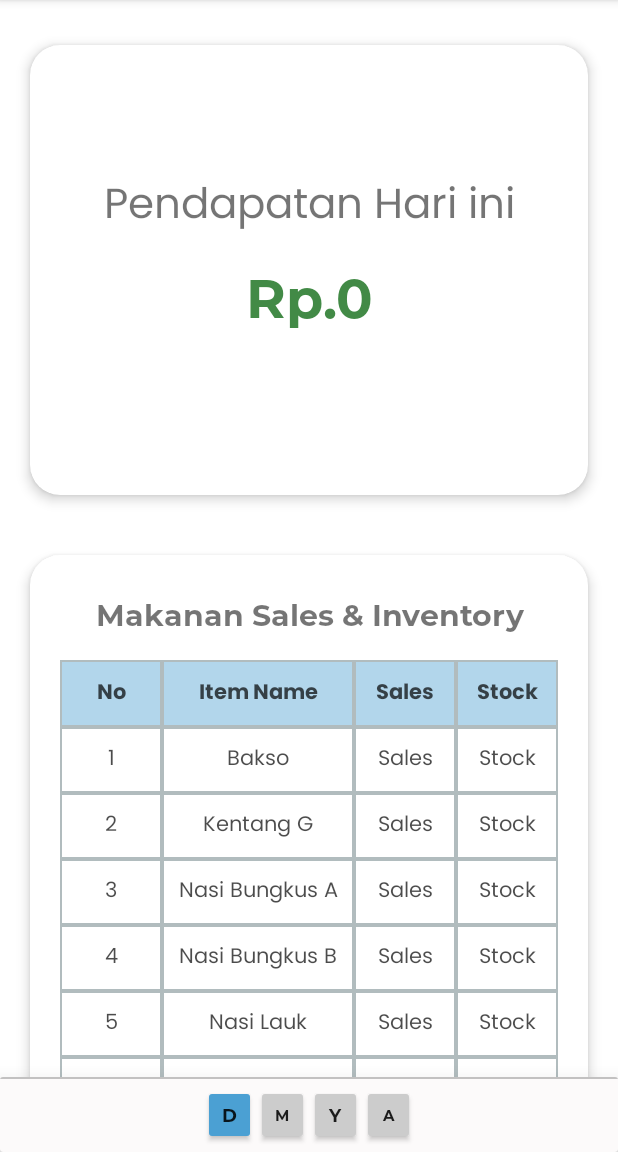
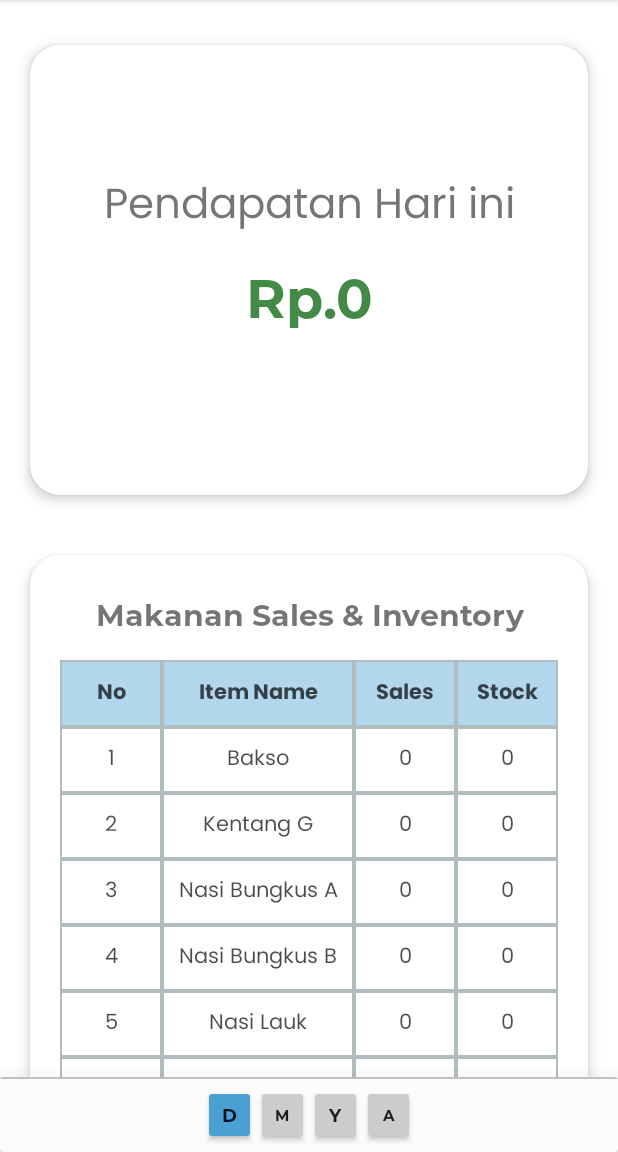
Before and after one commit to fajrulalam/dashboard-and-inventory, an Android app: the screen it shows after launch (MainActivity), on a phone screen of 412 x 824 dp, the part 84-1236 px from its top. Run offline under Robolectric (Android 15) with nearby library versions, the phone set to English and light mode, and no system bars; our stand-ins replace Firebase (no records; nobody signed in at launch, a user with empty details on screens opened directly).

Commit message:
adding dynamic components

```diff
--- a/app/src/main/java/com/example/dashboardandinventory/MainActivity.java
+++ b/app/src/main/java/com/example/dashboardandinventory/MainActivity.java
@@ -10,6 +10,7 @@ import android.app.Activity;
 import android.content.res.ColorStateList;
 import android.graphics.Color;
 import android.os.Bundle;
+import android.os.Handler;
 import android.util.Log;
 import android.view.View;
 import android.widget.Button;
@@ -110,26 +111,42 @@ public class MainActivity extends AppCompatActivity {
         //Define Makanan Table
         baksoSales = findViewById(R.id.sales_1);
         baksoStock = findViewById(R.id.stock_1);
-
             kentangSales = findViewById(R.id.sales_2);
             kentangStock = findViewById(R.id.stock_2);
-
         nasbungASales = findViewById(R.id.sales_3);
         nasbungAStock = findViewById(R.id.stock_3);
-
             nasbungBSales = findViewById(R.id.sales_4);
             nasbungBStock = findViewById(R.id.stock_4);
-
         nasiLaukSales = findViewById(R.id.sales_5);
         nasiLaukStock = findViewById(R.id.stock_5);
-
             popmieSales = findViewById(R.id.sales_6);
             popmieStock = findViewById(R.id.stock_6);
-
         siomaySales = findViewById(R.id.sales_7);
         siomayStock = findViewById(R.id.stock_7);
 
         //Define Minuman Table
+        aquaSales = findViewById(R.id.sales2_1);
+        aquaStock = findViewById(R.id.stock2_1);
+            cocaColaSales = findViewById(R.id.sales2_2);
+            cocaColaStock = findViewById(R.id.stock2_2);
+        esKopiDurianSales = findViewById(R.id.sales2_3);
+        esKopiDurianStock = findViewById(R.id.stock2_3);
+            fantaSales = findViewById(R.id.sales2_4);
+            fantaStock = findViewById(R.id.stock2_4);
+        fresteaSales = findViewById(R.id.sales2_5);
+        fresteaStock = findViewById(R.id.stock2_5);
+            kopiHitamSales = findViewById(R.id.sales2_6);
+            kopiHitamStock = findViewById(R.id.stock2_6);
+        miloSales = findViewById(R.id.sales2_7);
+        miloStock = findViewById(R.id.stock2_7);
+            spriteSales = findViewById(R.id.sales2_8);
+            spriteStock = findViewById(R.id.stock2_8);
+        tehGelasSales = findViewById(R.id.sales2_9);
+        tehGelasStock = findViewById(R.id.stock2_9);
+            tehPucukHarumSales = findViewById(R.id.sales2_10);
+            tehPucukHarumStock = findViewById(R.id.stock2_10);
+
+
 
         reff = FirebaseDatabase.getInstance("https://point-of-sales-app-25e2b-default-rtdb.asia-southeast1.firebasedatabase.app/").getReference().child("TransacationDetail");
         reffStock = FirebaseDatabase.getInstance("https://point-of-sales-app-25e2b-default-rtdb.asia-southeast1.firebasedatabase.app/").getReference().child("StockCount");
@@ -196,6 +213,26 @@ public class MainActivity extends AppCompatActivity {
                 reff.addListenerForSingleValueEvent(minumanQuery);
                 break;
         }
+        new Handler().postDelayed(new Runnable() {
+            @Override
+            public void run() {
+                changeValue();
+
+            }
+        }, 2000);
+
+        new Handler().postDelayed(new Runnable() {
+            @Override
+            public void run() {
+                makananSales.clear();
+                makananInventory.clear();
+                minumanInventory.clear();
+                minumanSales.clear();
+            }
+        }, 3000);
+
+
+        Toast.makeText(this, "Query is done... did it work?", Toast.LENGTH_SHORT).show();
     }
 
     public void InsertMenu() {
@@ -220,6 +257,8 @@ public class MainActivity extends AppCompatActivity {
         minumanList.add("Sprite");
         minumanList.add("Teh Gelas");
         minumanList.add("Teh Pucuk Harum"); //10
+
+        Log.i("Menu:", "Has been successfully inserted");
 
         //Populate Inventory and Sales List
 //        int i = 0;
@@ -247,9 +286,10 @@ public class MainActivity extends AppCompatActivity {
                     int i = 0;
                     while (i < makananList.size()) {
                         makanan_string = makananList.get(i);
-                        Query foodSalesQuery = reff.startAt(makanan_string).endAt(makanan_string+"\uf8ff");
-                        Query foodInventoryQuery = reffStock.startAt(makanan_string).endAt(makanan_string+"\uf8ff");
 
+                        Query foodSalesQuery = reff.orderByChild("itemID").startAt(makanan_string).endAt(makanan_string+"\uf8ff");
+                        Query foodInventoryQuery = reffStock.orderByChild("itemID").startAt(makanan_string).endAt(makanan_string+"\uf8ff");
+                        Log.i("Query terisi", "makanan query");
                         foodSalesQuery.addListenerForSingleValueEvent(makananSalesQuery);
                         foodInventoryQuery.addListenerForSingleValueEvent(makananInventoryQuery);
                         i++;
@@ -276,9 +316,10 @@ public class MainActivity extends AppCompatActivity {
                     int pValue = Integer.parseInt(String.valueOf(subtotal));
                     sales += pValue;
                     makananSales.add(sales);
+                    Log.i("Query terisi", "makanan sales query");
                 }
             } else {
-
+                makananSales.add(0);
             }
         }
 
@@ -303,6 +344,7 @@ public class MainActivity extends AppCompatActivity {
                     makananInventory.add(inventory);
                 }
             } else {
+                makananInventory.add(0);
 
             }
         };
@@ -323,9 +365,9 @@ public class MainActivity extends AppCompatActivity {
                     Map<String, Object> map = (Map<String, Object>) snapshot.getValue();
                     int i = 0;
                     while (i < minumanList.size()) {
-                        minuman_string = makananList.get(i);
-                        Query drinksSalesQuery = reff.startAt(minuman_string).endAt(minuman_string+"\uf8ff");
-                        Query drinksInventoryQuery = reffStock.startAt(minuman_string).endAt(minuman_string+"\uf8ff");
+                        minuman_string = minumanList.get(i);
+                        Query drinksSalesQuery = reff.orderByChild("itemID").startAt(minuman_string).endAt(minuman_string+"\uf8ff");
+                        Query drinksInventoryQuery = reffStock.orderByChild("itemID").startAt(minuman_string).endAt(minuman_string+"\uf8ff");
 
                         drinksSalesQuery.addListenerForSingleValueEvent(minumanSalesQuery);
                         drinksInventoryQuery.addListenerForSingleValueEvent(minumanInventoryQuery);
@@ -356,6 +398,7 @@ public class MainActivity extends AppCompatActivity {
                     minumanSales.add(sales);
                 }
             } else {
+                minumanInventory.add(0);
 
             }
         }
@@ -380,6 +423,7 @@ public class MainActivity extends AppCompatActivity {
                     minumanInventory.add(invetory);
                 }
             } else {
+                minumanInventory.add(0);
 
             }
 
@@ -394,6 +438,46 @@ public class MainActivity extends AppCompatActivity {
     //Change Table Sales and Stock Value
 
     public void changeValue() {
+
+        //Makanan
+        baksoSales.setText(String.valueOf(makananSales.get(0)));
+        baksoStock.setText(String.valueOf(makananInventory.get(0)));
+                                                                        kentangSales.setText(String.valueOf(makananSales.get(1)));
+                                                                        kentangStock.setText(String.valueOf(makananInventory.get(1)));
+        nasbungASales.setText(String.valueOf(makananSales.get(2)));
+        nasbungAStock.setText(String.valueOf(makananInventory.get(2)));
+                                                                        nasbungBSales.setText(String.valueOf(makananSales.get(3)));
+                                                                        nasbungBStock.setText(String.valueOf(makananInventory.get(3)));
+        nasiLaukSales.setText(String.valueOf(makananSales.get(4)));
+        nasiLaukStock.setText(String.valueOf(makananInventory.get(4)));
+                                                                        popmieSales.setText(String.valueOf(makananSales.get(5)));
+                                                                        popmieStock.setText(String.valueOf(makananInventory.get(5)));
+        siomaySales.setText(String.valueOf(makananSales.get(6)));
+        siomayStock.setText(String.valueOf(makananInventory.get(6)));
+
+
+
+        //Minuman
+        aquaSales.setText(String.valueOf(minumanSales.get(0)));
+        aquaStock.setText(String.valueOf(minumanInventory.get(0)));
+                                                                        cocaColaSales.setText(String.valueOf(minumanSales.get(1)));
+                                                                        cocaColaStock.setText(String.valueOf(minumanInventory.get(1)));
+        esKopiDurianSales.setText(String.valueOf(minumanSales.get(2)));
+        esKopiDurianStock.setText(String.valueOf(minumanInventory.get(2)));
+                                                                        fantaSales.setText(String.valueOf(minumanSales.get(3)));
+                                                                        fantaStock.setText(String.valueOf(minumanInventory.get(3)));
+        fresteaSales.setText(String.valueOf(minumanSales.get(4)));
+        fresteaStock.setText(String.valueOf(minumanInventory.get(4)));
+                                                                        kopiHitamSales.setText(String.valueOf(minumanSales.get(5)));
+                                                                        kopiHitamStock.setText(String.valueOf(minumanInventory.get(5)));
+        miloSales.setText(String.valueOf(minumanSales.get(6)));
+        miloStock.setText(String.valueOf(minumanInventory.get(6)));
+                                                                        spriteSales.setText(String.valueOf(minumanSales.get(7)));
+                                                                        spriteStock.setText(String.valueOf(minumanInventory.get(7)));
+        tehGelasSales.setText(String.valueOf(minumanSales.get(8)));
+        tehGelasStock.setText(String.valueOf(minumanInventory.get(8)));
+                                                                        tehPucukHarumSales .setText(String.valueOf(minumanSales.get(9)));
+                                                                        tehPucukHarumStock .setText(String.valueOf(minumanInventory.get(9)));
 
 
     }
--- a/app/src/main/res/layout/activity_main.xml
+++ b/app/src/main/res/layout/activity_main.xml
@@ -257,7 +257,7 @@
                         android:fontFamily="@font/poppins_regular"
                         android:gravity="center"
                         android:padding="10dp"
-                        android:text="Sales"
+                        android:text="0"
                         android:textColor="#B3000000"
                         android:textSize="14sp"></TextView>
 
@@ -270,7 +270,7 @@
                         android:fontFamily="@font/poppins_regular"
                         android:gravity="center"
                         android:padding="10dp"
-                        android:text="Stock"
+                        android:text="0"
 
                         android:textColor="#B3000000"
                         android:textSize="14sp"></TextView>
@@ -312,7 +312,7 @@
                         android:fontFamily="@font/poppins_regular"
                         android:gravity="center"
                         android:padding="10dp"
-                        android:text="Sales"
+                        android:text="0"
                         android:textColor="#B3000000"
                         android:textSize="14sp"></TextView>
 
@@ -325,7 +325,7 @@
                         android:fontFamily="@font/poppins_regular"
                         android:gravity="center"
                         android:padding="10dp"
-                        android:text="Stock"
+                        android:text="0"
 
                         android:textColor="#B3000000"
                         android:textSize="14sp"></TextView>
@@ -367,7 +367,7 @@
                         android:fontFamily="@font/poppins_regular"
                         android:gravity="center"
                         android:padding="10dp"
-                        android:text="Sales"
+                        android:text="0"
                         android:textColor="#B3000000"
                         android:textSize="14sp"></TextView>
 
@@ -380,7 +380,7 @@
                         android:fontFamily="@font/poppins_regular"
                         android:gravity="center"
                         android:padding="10dp"
-                        android:text="Stock"
+                        android:text="0"
 
                         android:textColor="#B3000000"
                         android:textSize="14sp"></TextView>
@@ -422,7 +422,7 @@
                         android:fontFamily="@font/poppins_regular"
                         android:gravity="center"
                         android:padding="10dp"
-                        android:text="Sales"
+                        android:text="0"
                         android:textColor="#B3000000"
                         android:textSize="14sp"></TextView>
 
@@ -435,7 +435,7 @@
                         android:fontFamily="@font/poppins_regular"
                         android:gravity="center"
                         android:padding="10dp"
-                        android:text="Stock"
+                        android:text="0"
 
                         android:textColor="#B3000000"
                         android:textSize="14sp"></TextView>
@@ -477,7 +477,7 @@
                         android:fontFamily="@font/poppins_regular"
                         android:gravity="center"
                         android:padding="10dp"
-                        android:text="Sales"
+                        android:text="0"
                         android:textColor="#B3000000"
                         android:textSize="14sp"></TextView>
 
@@ -490,7 +490,7 @@
                         android:fontFamily="@font/poppins_regular"
                         android:gravity="center"
                         android:padding="10dp"
-                        android:text="Stock"
+                        android:text="0"
 
                         android:textColor="#B3000000"
                         android:textSize="14sp"></TextView>
@@ -532,7 +532,7 @@
                         android:fontFamily="@font/poppins_regular"
                         android:gravity="center"
                         android:padding="10dp"
-                        android:text="Sales"
+                        android:text="0"
                         android:textColor="#B3000000"
                         android:textSize="14sp"></TextView>
 
@@ -545,7 +545,7 @@
                         android:fontFamily="@font/poppins_regular"
                         android:gravity="center"
                         android:padding="10dp"
-                        android:text="Stock"
+                        android:text="0"
                         android:textColor="#B3000000"
                         android:textSize="14sp"></TextView>
 
@@ -585,7 +585,7 @@
                         android:fontFamily="@font/poppins_regular"
                         android:gravity="center"
                         android:padding="10dp"
-                        android:text="Sales"
+                        android:text="0"
                         android:textColor="#B3000000"
                         android:textSize="14sp"></TextView>
 
@@ -598,7 +598,7 @@
                         android:fontFamily="@font/poppins_regular"
                         android:gravity="center"
                         android:padding="10dp"
-                        android:text="Stock"
+                        android:text="0"
                         android:textColor="#B3000000"
                         android:textSize="14sp"></TextView>
 
@@ -739,7 +739,7 @@
                         android:fontFamily="@font/poppins_regular"
                         android:gravity="center"
                         android:padding="10dp"
-                        android:text="Sales"
+                        android:text="0"
                         android:textColor="#B3000000"
                         android:textSize="14sp"></TextView>
 
@@ -752,7 +752,7 @@
                         android:fontFamily="@font/poppins_regular"
                         android:gravity="center"
                         android:padding="10dp"
-                        android:text="Stock"
+                        android:text="0"
 
                         android:textColor="#B3000000"
                         android:textSize="14sp"></TextView>
@@ -794,7 +794,7 @@
                         android:fontFamily="@font/poppins_regular"
                         android:gravity="center"
                         android:padding="10dp"
-                        android:text="Sales"
+                        android:text="0"
                         android:textColor="#B3000000"
                         android:textSize="14sp"></TextView>
 
@@ -807,7 +807,7 @@
                         android:fontFamily="@font/poppins_regular"
                         android:gravity="center"
                         android:padding="10dp"
-                        android:text="Stock"
+                        android:text="0"
 
                         android:textColor="#B3000000"
                         android:textSize="14sp"></TextView>
@@ -849,7 +849,7 @@
                         android:fontFamily="@font/poppins_regular"
                         android:gravity="center"
                         android:padding="10dp"
-                        android:text="Sales"
+                        android:text="0"
                         android:textColor="#B3000000"
                         android:textSize="14sp"></TextView>
 
@@ -862,7 +862,7 @@
                         android:fontFamily="@font/poppins_regular"
                         android:gravity="center"
                         android:padding="10dp"
-                        android:text="Stock"
+                        android:text="0"
 
                         android:textColor="#B3000000"
                         android:textSize="14sp"></TextView>
@@ -904,7 +904,7 @@
                         android:fontFamily="@font/poppins_regular"
                         android:gravity="center"
                         android:padding="10dp"
-                        android:text="Sales"
+                        android:text="0"
                         android:textColor="#B3000000"
                         android:textSize="14sp"></TextView>
 
@@ -917,7 +917,7 @@
                         android:fontFamily="@font/poppins_regular"
                         android:gravity="center"
                         android:padding="10dp"
-                        android:text="Stock"
+                        android:text="0"
 
                         android:textColor="#B3000000"
                         android:textSize="14sp"></TextView>
@@ -959,7 +959,7 @@
                         android:fontFamily="@font/poppins_regular"
                         android:gravity="center"
                         android:padding="10dp"
-                        android:text="Sales"
+                        android:text="0"
                         android:textColor="#B3000000"
                         android:textSize="14sp"></TextView>
 
@@ -972,7 +972,7 @@
                         android:fontFamily="@font/poppins_regular"
                         android:gravity="center"
                         android:padding="10dp"
-                        android:text="Stock"
+                        android:text="0"
 
                         android:textColor="#B3000000"
                         android:textSize="14sp"></TextView>
@@ -1014,7 +1014,7 @@
                         android:fontFamily="@font/poppins_regular"
                         android:gravity="center"
                         android:padding="10dp"
-                        android:text="Sales"
+                        android:text="0"
                         android:textColor="#B3000000"
                         android:textSize="14sp"></TextView>
 
@@ -1027,7 +1027,7 @@
                         android:fontFamily="@font/poppins_regular"
                         android:gravity="center"
                         android:padding="10dp"
-                        android:text="Stock"
+                        android:text="0"
                         android:textColor="#B3000000"
                         android:textSize="14sp"></TextView>
 
@@ -1068,7 +1068,7 @@
                         android:fontFamily="@font/poppins_regular"
                         android:gravity="center"
                         android:padding="10dp"
-                        android:text="Sales"
+                        android:text="0"
                         android:textColor="#B3000000"
                         android:textSize="14sp"></TextView>
 
@@ -1081,7 +1081,7 @@
                         android:fontFamily="@font/poppins_regular"
                         android:gravity="center"
                         android:padding="10dp"
-                        android:text="Stock"
+                        android:text="0"
                         android:textColor="#B3000000"
                         android:textSize="14sp"></TextView>
 
@@ -1122,7 +1122,7 @@
                         android:fontFamily="@font/poppins_regular"
                         android:gravity="center"
                         android:padding="10dp"
-                        android:text="Sales"
+                        android:text="0"
                         android:textColor="#B3000000"
                         android:textSize="14sp"></TextView>
 
@@ -1135,7 +1135,7 @@
                         android:fontFamily="@font/poppins_regular"
                         android:gravity="center"
                         android:padding="10dp"
-                        android:text="Stock"
+                        android:text="0"
 
                         android:textColor="#B3000000"
                         android:textSize="14sp"></TextView>
@@ -1177,7 +1177,7 @@
                         android:fontFamily="@font/poppins_regular"
                         android:gravity="center"
                         android:padding="10dp"
-                        android:text="Sales"
+                        android:text="0"
                         android:textColor="#B3000000"
                         android:textSize="14sp"></TextView>
 
@@ -1190,7 +1190,7 @@
                         android:fontFamily="@font/poppins_regular"
                         android:gravity="center"
                         android:padding="10dp"
-                        android:text="Stock"
+                        android:text="0"
                         android:textColor="#B3000000"
                         android:textSize="14sp"></TextView>
 
@@ -1231,7 +1231,7 @@
                         android:fontFamily="@font/poppins_regular"
                         android:gravity="center"
                         android:padding="10dp"
-                        android:text="Sales"
+                        android:text="0"
                         android:textColor="#B3000000"
                         android:textSize="14sp"></TextView>
 
@@ -1244,7 +1244,7 @@
                         android:fontFamily="@font/poppins_regular"
                         android:gravity="center"
                         android:padding="10dp"
-                        android:text="Stock"
+                        android:text="0"
                         android:textColor="#B3000000"
                         android:textSize="14sp"></TextView>
 
```
Lines whose indentation alone changed are shown as unchanged.
